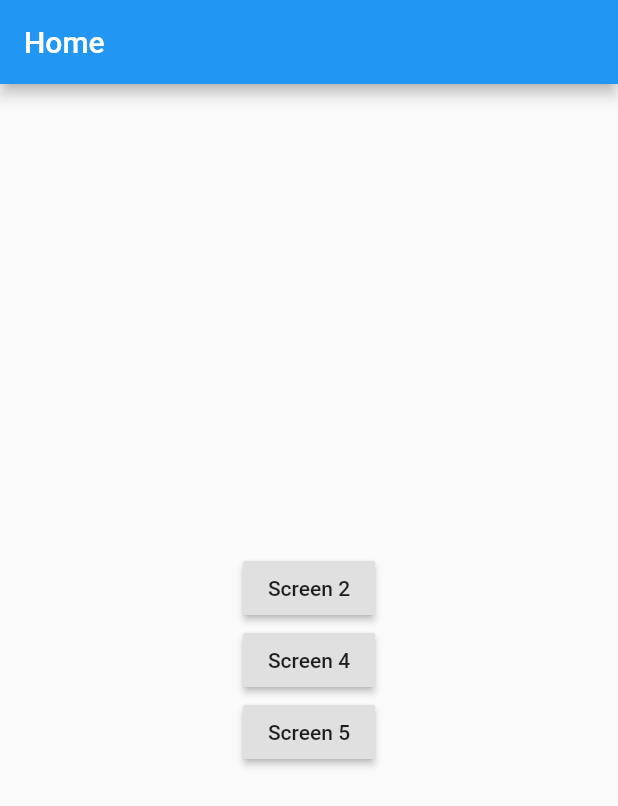
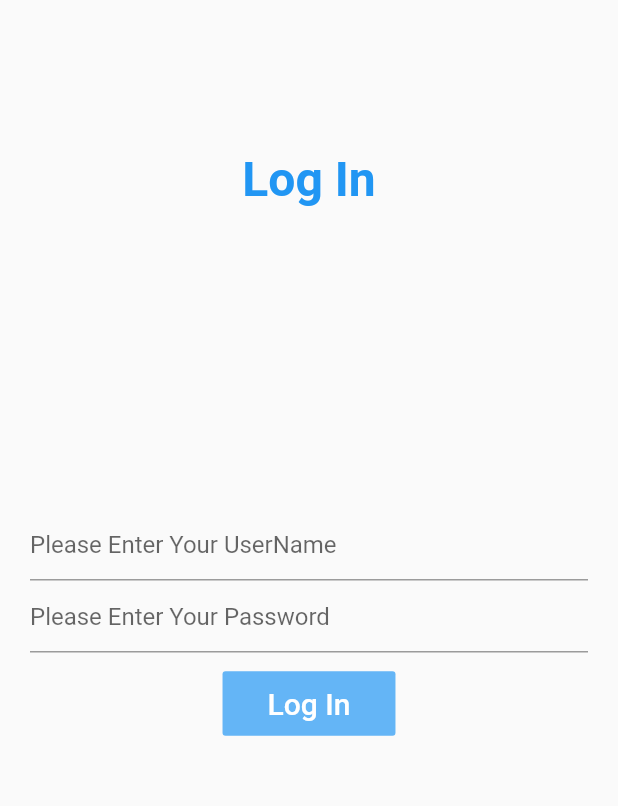
Before and after one commit to UmairJibran/canvasparent, a Flutter app: the screen it shows after launch, on a phone screen of 412 x 824 dp. Shown: the top 806 px of the screen. Run offline on Flutter 3.47's test engine with Material 2 defaults, Android fonts, the phone set to English and light mode, and no system bars; our stand-ins replace cloud_firestore, firebase_core; accounts and stored records are empty.

Commit message:
added login screen

```diff
--- a/lib/main.dart
+++ b/lib/main.dart
@@ -1,5 +1,6 @@
 import 'package:canvasparent/screens/darkpage.dart';
 import 'package:canvasparent/screens/detailpage.dart';
+import 'package:canvasparent/screens/login.dart';
 import 'package:firebase_core/firebase_core.dart';
 import 'package:flutter/material.dart';
 
@@ -17,7 +18,7 @@ class MyApp extends StatelessWidget {
   Widget build(BuildContext context) {
     return MaterialApp(
       routes: {
-        "/": (ctx) => Home(),
+        "/": (ctx) => LoginPage(),
         DetailPage.route: (ctx) => DetailPage(),
         NotificationsPage.route: (ctx) => NotificationsPage(),
         DarkPage.route: (ctx) => DarkPage(),
--- /dev/null
+++ b/lib/screens/login.dart
@@ -0,0 +1,108 @@
+import 'package:canvasparent/screens/home.dart';
+import 'package:flutter/material.dart';
+
+class LoginPage extends StatefulWidget {
+  @override
+  _LoginPageState createState() => _LoginPageState();
+}
+
+class _LoginPageState extends State<LoginPage> {
+  final _formKey = GlobalKey<FormState>();
+  String _userName;
+  String _password;
+  bool loggingIn;
+  @override
+  void initState() {
+    super.initState();
+    loggingIn = false;
+    _userName = "";
+    _password = "";
+  }
+
+  @override
+  Widget build(BuildContext context) {
+    return Scaffold(
+      body: loggingIn
+          ? Center(child: CircularProgressIndicator())
+          : Container(
+              padding: EdgeInsets.symmetric(horizontal: 20),
+              height: MediaQuery.of(context).size.height,
+              width: MediaQuery.of(context).size.width,
+              child: Form(
+                key: _formKey,
+                child: Column(
+                  mainAxisAlignment: MainAxisAlignment.spaceAround,
+                  children: [
+                    Text(
+                      "Log In",
+                      style: TextStyle(
+                        fontSize: 32,
+                        fontWeight: FontWeight.bold,
+                        color: Colors.blue,
+                      ),
+                    ),
+                    Column(
+                      mainAxisAlignment: MainAxisAlignment.center,
+                      crossAxisAlignment: CrossAxisAlignment.center,
+                      children: [
+                        TextFormField(
+                          autocorrect: false,
+                          onChanged: (value) {
+                            setState(() {
+                              _userName = value;
+                            });
+                          },
+                          decoration: InputDecoration(
+                              hintText: "Please Enter Your UserName"),
+                        ),
+                        TextFormField(
+                          obscureText: true,
+                          autocorrect: false,
+                          decoration: InputDecoration(
+                              hintText: "Please Enter Your Password"),
+                          onChanged: (value) {
+                            setState(() {
+                              _password = value;
+                            });
+                          },
+                        ),
+                        SizedBox(
+                          height: 10,
+                        ),
+                        FlatButton(
+                          padding: EdgeInsets.symmetric(
+                              horizontal: 30, vertical: 10),
+                          color: Colors.blue[300],
+                          child: Text(
+                            "Log In",
+                            style: TextStyle(
+                              color: Colors.white,
+                              fontSize: 20,
+                            ),
+                          ),
+                          onPressed: () {
+                            print(_userName + " -> " + _password);
+                            setState(() {
+                              loggingIn = true;
+                            });
+                            Future.delayed(Duration(seconds: 3)).then((_) {
+                              Navigator.of(context).push(
+                                MaterialPageRoute(
+                                  builder: (_) => Home(),
+                                ),
+                              );
+                            });
+                          },
+                        ),
+                      ],
+                    ),
+                    SizedBox(
+                      height: 30,
+                    ),
+                  ],
+                ),
+              ),
+            ),
+    );
+  }
+}
```
